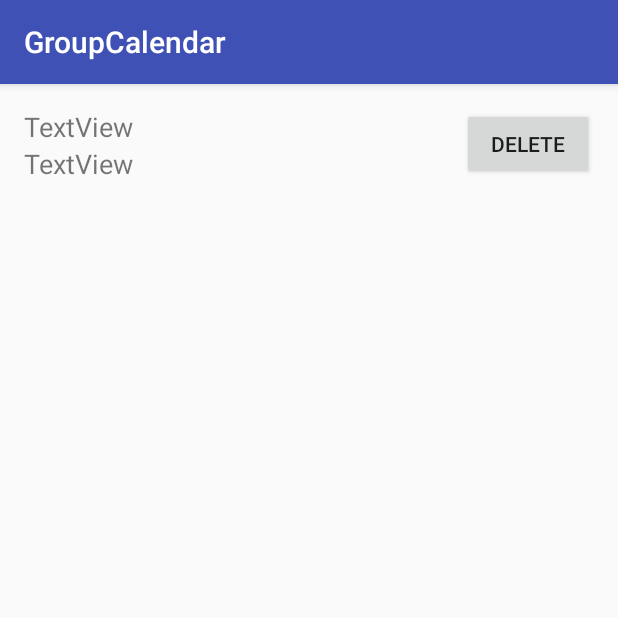
After one commit to randallporter/GroupCalendar, an Android app: the CalendarObjectListItem screen opened directly, with no data from a screen before it, on a phone screen of 412 x 824 dp, the top half of it. The commit adds this screen. Run offline under Robolectric (Android 15) with nearby library versions, the phone set to English and light mode, and no system bars.

Commit message:
Add calendar and the page to manage calendars. will mainly hold shared calendar info.

```diff
--- a/app/src/main/AndroidManifest.xml
+++ b/app/src/main/AndroidManifest.xml
@@ -43,7 +43,9 @@
         </activity>
         <activity android:name=".CalendarEventListItem" />
         <activity android:name=".CalendarEventList" />
-        <activity android:name=".AddEvent"></activity>
+        <activity android:name=".AddEvent" />
+        <activity android:name=".ManageCalendarList" />
+        <activity android:name=".CalendarObjectListItem"></activity>
     </application>
 
 </manifest>
--- a/app/src/main/java/randall/porter/com/groupcalendar/AddEvent.java
+++ b/app/src/main/java/randall/porter/com/groupcalendar/AddEvent.java
@@ -62,7 +62,6 @@ public class AddEvent extends AppCompatActivity {
         calendarEvent.setStartTime((Date) txtStart.getTag());
         calendarEvent.setEndTime((Date) txtEnd.getTag());
         calendarEvent.setCalendarID("randallporter0@gmail.com"); // TODO: 3/14/2017 change from static
-        calendarEvent.setCreatorEmail("randallporter0@gmail.com");// TODO: 3/14/2017 change from static
 
         CalendarManager calendarManager = new CalendarManager((MyApplication)this.getApplication());
         //insert event will save and send to google calendar
--- /dev/null
+++ b/app/src/main/java/randall/porter/com/groupcalendar/CalendarObjectListItem.java
@@ -0,0 +1,13 @@
+package randall.porter.com.groupcalendar;
+
+import android.support.v7.app.AppCompatActivity;
+import android.os.Bundle;
+
+public class CalendarObjectListItem extends AppCompatActivity {
+
+    @Override
+    protected void onCreate(Bundle savedInstanceState) {
+        super.onCreate(savedInstanceState);
+        setContentView(R.layout.activity_calendar_object_list_item);
+    }
+}
--- /dev/null
+++ b/app/src/main/res/layout/activity_calendar_object_list_item.xml
@@ -0,0 +1,42 @@
+<?xml version="1.0" encoding="utf-8"?>
+<RelativeLayout xmlns:android="http://schemas.android.com/apk/res/android"
+    xmlns:tools="http://schemas.android.com/tools"
+    android:id="@+id/activity_calendar_object_list_item"
+    android:layout_width="match_parent"
+    android:layout_height="match_parent"
+    android:paddingBottom="@dimen/activity_vertical_margin"
+    android:paddingLeft="@dimen/activity_horizontal_margin"
+    android:paddingRight="@dimen/activity_horizontal_margin"
+    android:paddingTop="@dimen/activity_vertical_margin"
+    tools:context="randall.porter.com.groupcalendar.CalendarObjectListItem">
+
+    <TextView
+        android:text="TextView"
+        android:layout_width="wrap_content"
+        android:layout_height="wrap_content"
+        android:id="@+id/txtCalendarID"
+        android:textSize="18sp"
+        android:layout_below="@+id/txtCalendarName"
+        android:layout_alignParentLeft="true"
+        android:layout_alignParentStart="true" />
+
+    <TextView
+        android:text="TextView"
+        android:layout_width="wrap_content"
+        android:layout_height="wrap_content"
+        android:id="@+id/txtCalendarName"
+        android:textSize="18sp"
+        android:layout_alignParentTop="true"
+        android:layout_alignParentLeft="true"
+        android:layout_alignParentStart="true" />
+
+    <Button
+        android:text="Delete"
+        android:layout_width="wrap_content"
+        android:layout_height="wrap_content"
+        android:layout_alignParentTop="true"
+        android:layout_alignParentRight="true"
+        android:layout_alignParentEnd="true"
+        android:id="@+id/txtDeleteCalendar"
+        android:onClick="DeleteCalendar"/>
+</RelativeLayout>
```
Also changed, not shown: app/src/main/java/randall/porter/com/groupcalendar/AccountActivity.java (+24 -21 lines), app/src/main/java/randall/porter/com/groupcalendar/CalendarManager.java (+22 -22 lines), app/src/main/java/randall/porter/com/groupcalendar/CalendarModel.java (added, +43 -0 lines), app/src/main/java/randall/porter/com/groupcalendar/CalendarModelAdapter.java (added, +69 -0 lines), app/src/main/java/randall/porter/com/groupcalendar/DataProvider.java (+11 -1 lines), app/src/main/java/randall/porter/com/groupcalendar/MainActivity.java (+29 -11 lines), app/src/main/java/randall/porter/com/groupcalendar/ManageCalendarList.java (added, +61 -0 lines), app/src/main/java/randall/porter/com/groupcalendar/MyDatabase.java (+6 -1 lines), app/src/main/res/layout/activity_manage_calendar_list.xml (added, +82 -0 lines).
